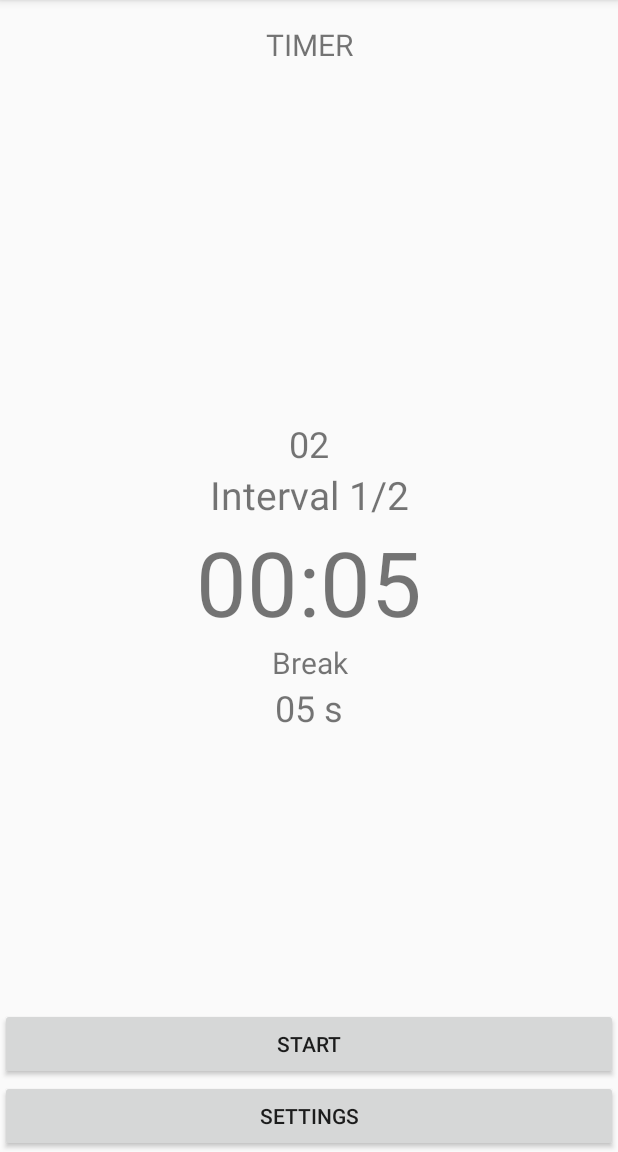
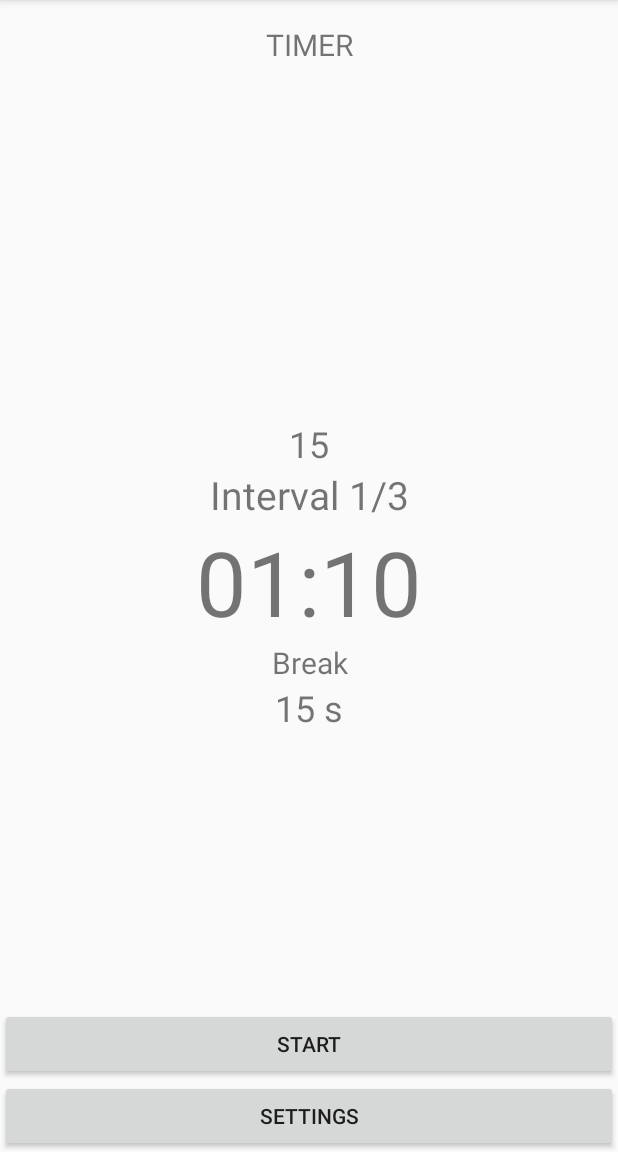
Before and after one commit to tpokora/boxingintervals, an Android app: the screen it shows after launch (MainActivity), on a phone screen of 412 x 824 dp, the part 84-1236 px from its top. Run offline under Robolectric (Android 15) with nearby library versions, the phone set to English and light mode, and no system bars.

Commit message:
Read timer settings in TimerFragment from propertyfile

```diff
--- /dev/null
+++ b/app/src/main/assets/timer.properties
@@ -0,0 +1,4 @@
+buffor=15
+intervals=3
+interval.duration=70
+break.duration=15
--- /dev/null
+++ b/app/src/main/java/projects/tpokora/com/boxingintervals/PropertyReader.java
@@ -0,0 +1,42 @@
+package projects.tpokora.com.boxingintervals;
+
+import android.content.Context;
+import android.content.res.AssetManager;
+import android.util.Log;
+
+import java.io.IOException;
+import java.io.InputStream;
+import java.util.Properties;
+
+/**
+ * Created by pokor on 06.10.2016.
+ */
+
+public class PropertyReader {
+
+    public final static String BUFFOR = "buffor";
+    public final static String INTERVALS = "intervals";
+    public final static String INTERVAL_DURATION= "interval.duration";
+    public final static String BREAK_DURATION = "break.duration";
+
+    private Context context;
+    private Properties properties;
+
+    public PropertyReader(Context context) {
+        this.context = context;
+
+        properties = new Properties();
+    }
+
+    public Properties getProperties(String filename) {
+        try {
+            AssetManager assetManager = context.getAssets();
+            InputStream inputStream = assetManager.open(filename);
+            properties.load(inputStream);
+        } catch (IOException ioe) {
+            Log.e(PropertyReader.this.getClass().getName(), "Could no read " + filename);
+        }
+
+        return properties;
+    }
+}
--- a/app/src/main/java/projects/tpokora/com/boxingintervals/fragments/AbstractFragment.java
+++ b/app/src/main/java/projects/tpokora/com/boxingintervals/fragments/AbstractFragment.java
@@ -1,9 +1,15 @@
 package projects.tpokora.com.boxingintervals.fragments;
 
+import android.content.Context;
 import android.support.v4.app.Fragment;
 import android.widget.Button;
 import android.widget.TextView;
 
+import java.util.HashMap;
+import java.util.Map;
+import java.util.Properties;
+
+import projects.tpokora.com.boxingintervals.PropertyReader;
 import projects.tpokora.com.boxingintervals.R;
 
 /**
@@ -11,8 +17,18 @@ import projects.tpokora.com.boxingintervals.R;
  */
 public abstract class AbstractFragment extends Fragment {
 
+    protected static final String PROPERTIES_FILE = "timer.properties";
+
     private TextView activityTitleTextView;
     private Button settingsButton;
+
+    private PropertyReader propertyReader;
+
+    protected HashMap<String, Integer> timerProperties;
+
+    public AbstractFragment() {
+        timerProperties = new HashMap<String, Integer>();
+    }
 
     protected void setActivityTitle(String activityTitle) {
         activityTitleTextView = (TextView) this.getActivity().findViewById(R.id.activity_title);
@@ -23,4 +39,13 @@ public abstract class AbstractFragment extends Fragment {
         settingsButton = (Button) this.getActivity().findViewById(R.id.settings_button);
         settingsButton.setText(buttonString);
     }
+
+    protected void loadTimerProperties(Context context) {
+        propertyReader = new PropertyReader(context);
+        Properties properties = propertyReader.getProperties(PROPERTIES_FILE);
+
+        for (final Map.Entry<Object, Object> entry : properties.entrySet()) {
+            timerProperties.put((String) entry.getKey(), Integer.valueOf((String) entry.getValue()));
+        }
+    }
 }
--- a/app/src/main/java/projects/tpokora/com/boxingintervals/fragments/TimerFragment.java
+++ b/app/src/main/java/projects/tpokora/com/boxingintervals/fragments/TimerFragment.java
@@ -10,6 +10,7 @@ import android.view.ViewGroup;
 import android.widget.Button;
 import android.widget.TextView;
 
+import projects.tpokora.com.boxingintervals.PropertyReader;
 import projects.tpokora.com.boxingintervals.R;
 import projects.tpokora.com.boxingintervals.Timer;
 
@@ -42,6 +43,7 @@ public class TimerFragment extends AbstractFragment {
     @Override
     public void onActivityCreated(Bundle savedInstanceState) {
         super.onActivityCreated(savedInstanceState);
+        loadTimerProperties(getActivity().getApplicationContext());
         setActivityTitle(getResources().getString(R.string.timer_fragment_header_string));
         setTimer();
         initTimerUI();
@@ -49,7 +51,10 @@ public class TimerFragment extends AbstractFragment {
 
     // test values
     public void setTimer() {
-        timer = new Timer(2, 2, 0, 5, 5);
+        int intervalDuration = timerProperties.get(PropertyReader.INTERVAL_DURATION);
+        int minutes = intervalDuration / 60;
+        int seconds = intervalDuration % 60;
+        timer = new Timer(timerProperties.get(PropertyReader.BUFFOR), timerProperties.get(PropertyReader.INTERVALS), minutes, seconds, timerProperties.get(PropertyReader.BREAK_DURATION));
     }
 
     private void initTimerUI() {
```
